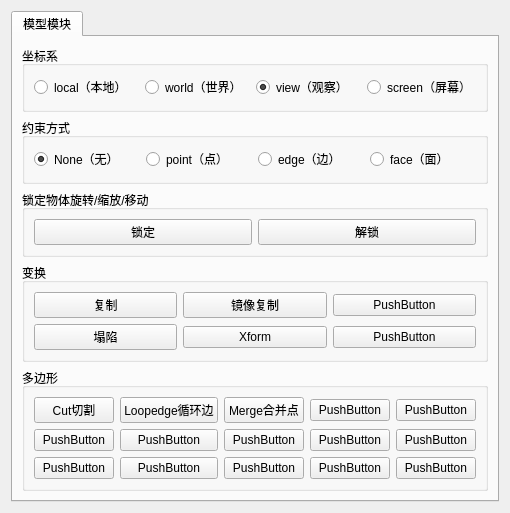
Before: the Qt Designer form ui/ui.ui in fxcfxcfxc/MaxTool_FastModeing, drawn with Qt 5.
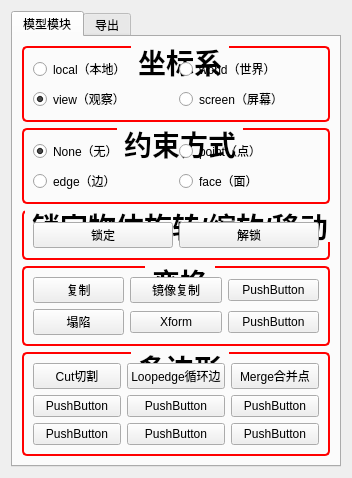
After: the same form once the commit is applied.

```diff
--- a/ui/ui.ui
+++ b/ui/ui.ui
@@ -6,45 +6,67 @@
    <rect>
     <x>0</x>
     <y>0</y>
-    <width>484</width>
-    <height>434</height>
+    <width>316</width>
+    <height>478</height>
    </rect>
   </property>
   <property name="windowTitle">
    <string>Form</string>
   </property>
-  <layout class="QHBoxLayout" name="horizontalLayout_4">
-   <item>
+  <layout class="QGridLayout" name="gridLayout_6">
+   <item row="0" column="0">
     <widget class="QTabWidget" name="tabWidget">
      <property name="currentIndex">
       <number>0</number>
      </property>
      <widget class="QWidget" name="tab">
+      <property name="styleSheet">
+       <string notr="true">
+QGroupBox
+{
+border: 2px solid red;
+border-radius:5px;
+margin-top:2ex;//文字在方框中位置的偏离度
+font-family:楷体;
+font:bold 28px;
+ 
+}
+ 
+QGroupBox::title
+{
+subcontrol-origin:margin;
+subcontrol-position:top center;
+padding:0 3px;
+}</string>
+      </property>
       <attribute name="title">
        <string>模型模块</string>
       </attribute>
-      <layout class="QVBoxLayout" name="verticalLayout_3">
-       <item>
+      <layout class="QGridLayout" name="gridLayout_5">
+       <item row="0" column="0">
         <widget class="QGroupBox" name="groupBox">
+         <property name="styleSheet">
+          <string notr="true"/>
+         </property>
          <property name="title">
           <string>坐标系</string>
          </property>
-         <layout class="QHBoxLayout" name="horizontalLayout">
-          <item>
+         <layout class="QGridLayout" name="gridLayout_3">
+          <item row="0" column="0">
            <widget class="QRadioButton" name="radioButton_3">
             <property name="text">
              <string>local（本地）</string>
             </property>
            </widget>
           </item>
-          <item>
+          <item row="0" column="1">
            <widget class="QRadioButton" name="radioButton_2">
             <property name="text">
              <string>world（世界）</string>
             </property>
            </widget>
           </item>
-          <item>
+          <item row="1" column="0">
            <widget class="QRadioButton" name="radioButton">
             <property name="text">
              <string>view（观察）</string>
@@ -54,7 +76,7 @@
             </property>
            </widget>
           </item>
-          <item>
+          <item row="1" column="1">
            <widget class="QRadioButton" name="radioButton_8">
             <property name="text">
              <string>screen（屏幕）</string>
@@ -64,13 +86,13 @@
          </layout>
         </widget>
        </item>
-       <item>
+       <item row="1" column="0">
         <widget class="QGroupBox" name="groupBox_2">
          <property name="title">
           <string>约束方式</string>
          </property>
-         <layout class="QHBoxLayout" name="horizontalLayout_2">
-          <item>
+         <layout class="QGridLayout" name="gridLayout_4">
+          <item row="0" column="0">
            <widget class="QRadioButton" name="radioButton_4">
             <property name="text">
              <string>None（无）</string>
@@ -80,21 +102,21 @@
             </property>
            </widget>
           </item>
-          <item>
+          <item row="0" column="1">
            <widget class="QRadioButton" name="radioButton_5">
             <property name="text">
              <string>point（点）</string>
             </property>
            </widget>
           </item>
-          <item>
+          <item row="1" column="0">
            <widget class="QRadioButton" name="radioButton_6">
             <property name="text">
              <string>edge（边）</string>
             </property>
            </widget>
           </item>
-          <item>
+          <item row="1" column="1">
            <widget class="QRadioButton" name="radioButton_7">
             <property name="text">
              <string>face（面）</string>
@@ -104,7 +126,7 @@
          </layout>
         </widget>
        </item>
-       <item>
+       <item row="2" column="0">
         <widget class="QGroupBox" name="groupBox_3">
          <property name="title">
           <string>锁定物体旋转/缩放/移动</string>
@@ -127,19 +149,12 @@
          </layout>
         </widget>
        </item>
-       <item>
+       <item row="3" column="0">
         <widget class="QGroupBox" name="groupBox_5">
          <property name="title">
           <string>变换</string>
          </property>
          <layout class="QGridLayout" name="gridLayout_2">
-          <item row="0" column="0">
-           <widget class="QPushButton" name="pushButton_18">
-            <property name="text">
-             <string>复制</string>
-            </property>
-           </widget>
-          </item>
           <item row="1" column="0">
            <widget class="QPushButton" name="pushButton_21">
             <property name="text">
@@ -147,6 +162,13 @@
             </property>
            </widget>
           </item>
+          <item row="0" column="0">
+           <widget class="QPushButton" name="pushButton_18">
+            <property name="text">
+             <string>复制</string>
+            </property>
+           </widget>
+          </item>
           <item row="0" column="1">
            <widget class="QPushButton" name="pushButton_19">
             <property name="text">
@@ -161,13 +183,6 @@
             </property>
            </widget>
           </item>
-          <item row="1" column="2">
-           <widget class="QPushButton" name="pushButton_20">
-            <property name="text">
-             <string>PushButton</string>
-            </property>
-           </widget>
-          </item>
           <item row="0" column="2">
            <widget class="QPushButton" name="pushButton_25">
             <property name="text">
@@ -175,22 +190,22 @@
             </property>
            </widget>
           </item>
+          <item row="1" column="2">
+           <widget class="QPushButton" name="pushButton_20">
+            <property name="text">
+             <string>PushButton</string>
+            </property>
+           </widget>
+          </item>
          </layout>
         </widget>
        </item>
-       <item>
+       <item row="4" column="0">
         <widget class="QGroupBox" name="groupBox_4">
          <property name="title">
           <string>多边形</string>
          </property>
          <layout class="QGridLayout" name="gridLayout">
-          <item row="0" column="0">
-           <widget class="QPushButton" name="pushButton_3">
-            <property name="text">
-             <string>Cut切割</string>
-            </property>
-           </widget>
-          </item>
           <item row="0" column="1">
            <widget class="QPushButton" name="pushButton_4">
             <property name="text">
@@ -198,24 +213,10 @@
             </property>
            </widget>
           </item>
-          <item row="0" column="2">
-           <widget class="QPushButton" name="pushButton_5">
+          <item row="0" column="0">
+           <widget class="QPushButton" name="pushButton_3">
             <property name="text">
-             <string>Merge合并点</string>
-            </property>
-           </widget>
-          </item>
-          <item row="0" column="3">
-           <widget class="QPushButton" name="pushButton_6">
-            <property name="text">
-             <string>PushButton</string>
-            </property>
-           </widget>
-          </item>
-          <item row="0" column="4">
-           <widget class="QPushButton" name="pushButton_7">
-            <property name="text">
-             <string>PushButton</string>
+             <string>Cut切割</string>
             </property>
            </widget>
           </item>
@@ -233,24 +234,10 @@
             </property>
            </widget>
           </item>
-          <item row="1" column="2">
-           <widget class="QPushButton" name="pushButton_8">
+          <item row="0" column="2">
+           <widget class="QPushButton" name="pushButton_5">
             <property name="text">
-             <string>PushButton</string>
-            </property>
-           </widget>
-          </item>
-          <item row="1" column="3">
-           <widget class="QPushButton" name="pushButton_9">
-            <property name="text">
-             <string>PushButton</string>
-            </property>
-           </widget>
-          </item>
-          <item row="1" column="4">
-           <widget class="QPushButton" name="pushButton_10">
-            <property name="text">
-             <string>PushButton</string>
+             <string>Merge合并点</string>
             </property>
            </widget>
           </item>
@@ -268,6 +255,13 @@
             </property>
            </widget>
           </item>
+          <item row="1" column="2">
+           <widget class="QPushButton" name="pushButton_8">
+            <property name="text">
+             <string>PushButton</string>
+            </property>
+           </widget>
+          </item>
           <item row="2" column="2">
            <widget class="QPushButton" name="pushButton_15">
             <property name="text">
@@ -275,25 +269,16 @@
             </property>
            </widget>
           </item>
-          <item row="2" column="3">
-           <widget class="QPushButton" name="pushButton_16">
-            <property name="text">
-             <string>PushButton</string>
-            </property>
-           </widget>
-          </item>
-          <item row="2" column="4">
-           <widget class="QPushButton" name="pushButton_17">
-            <property name="text">
-             <string>PushButton</string>
-            </property>
-           </widget>
-          </item>
          </layout>
         </widget>
        </item>
       </layout>
      </widget>
+     <widget class="QWidget" name="tab_2">
+      <attribute name="title">
+       <string>导出</string>
+      </attribute>
+     </widget>
     </widget>
    </item>
   </layout>
```
